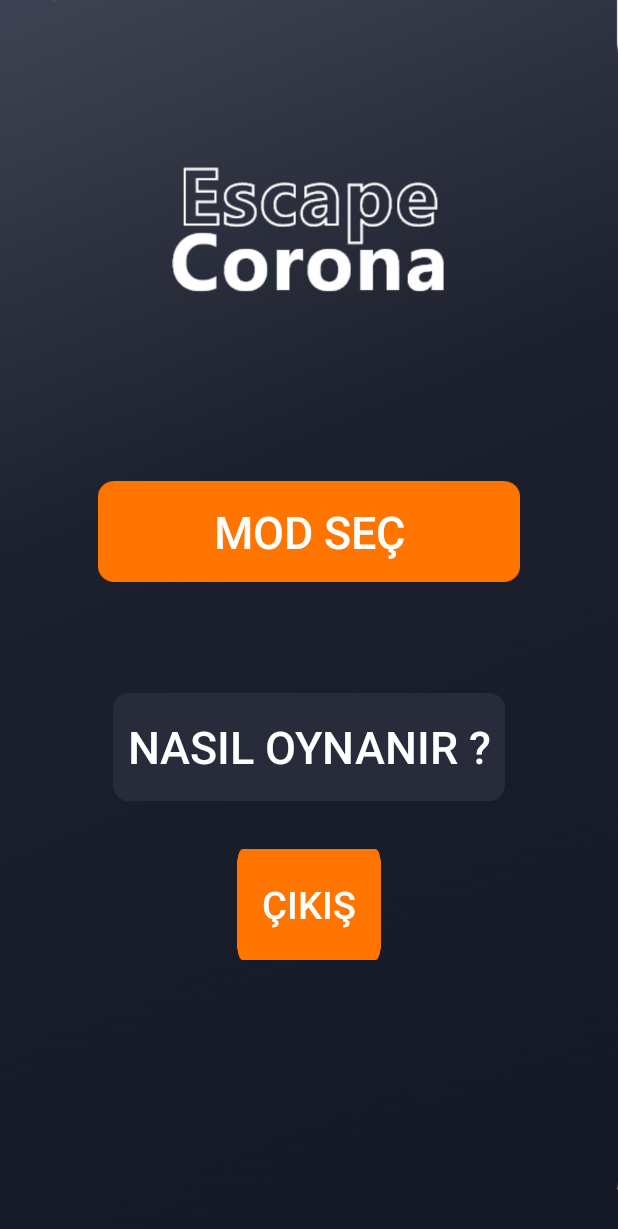
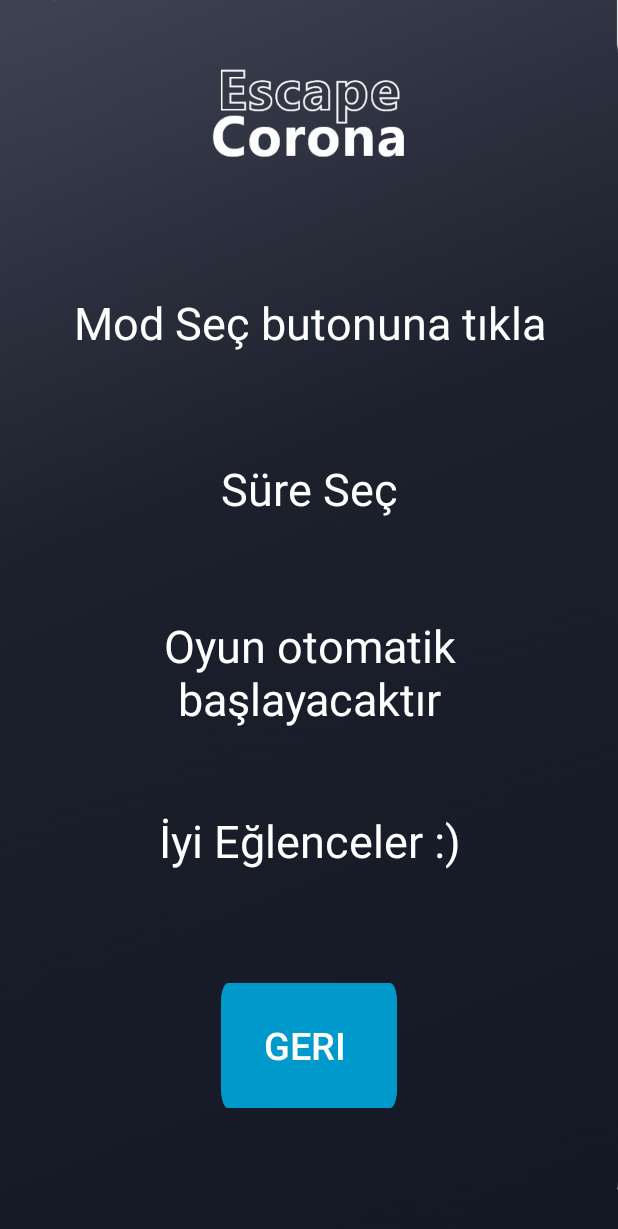
Before and after one commit to pekeramazan/EscapeCorona, an Android app: the HowtoPlayScreen screen opened directly, with no data from a screen before it, on a phone screen of 412 x 824 dp. Shown: the top 1229 px of the screen. Run offline under Robolectric (Android 15) with nearby library versions, the phone set to English and light mode, and no system bars.

Commit message:
mainscreeen finish

```diff
--- a/app/src/main/res/layout/activity_how_to_play_screen.xml
+++ b/app/src/main/res/layout/activity_how_to_play_screen.xml
@@ -8,57 +8,97 @@
     android:background="@drawable/background"
     tools:context=".MainScreen">
 
-    <Button
-        android:id="@+id/button2"
-        android:layout_width="261dp"
-        android:layout_height="72dp"
-        android:layout_marginBottom="290dp"
-        android:background="@drawable/bardark"
-        android:text="NASIL OYNANIR ?"
+    <TextView
+        android:id="@+id/textView6"
+        android:layout_width="0dp"
+        android:layout_height="0dp"
+        android:layout_marginStart="16dp"
+        android:layout_marginEnd="16dp"
+        android:layout_marginBottom="53dp"
+        android:gravity="center"
+        android:text="İyi Eğlenceler :)"
         android:textColor="#FFFFFF"
         android:textSize="30sp"
-        app:layout_constraintBottom_toBottomOf="parent"
+        app:layout_constraintBottom_toTopOf="@+id/button9"
+        app:layout_constraintEnd_toEndOf="parent"
+        app:layout_constraintHorizontal_bias="0.0"
+        app:layout_constraintStart_toStartOf="parent"
+        app:layout_constraintTop_toBottomOf="@+id/textView5" />
+
+    <TextView
+        android:id="@+id/textView5"
+        android:layout_width="297dp"
+        android:layout_height="83dp"
+        android:layout_marginStart="16dp"
+        android:layout_marginEnd="16dp"
+        android:layout_marginBottom="29dp"
+        android:gravity="center"
+        android:text="Oyun otomatik başlayacaktır"
+        android:textColor="#FFFFFF"
+        android:textSize="30sp"
+        app:layout_constraintBottom_toTopOf="@+id/textView6"
+        app:layout_constraintEnd_toEndOf="parent"
+        app:layout_constraintStart_toStartOf="parent"
+        app:layout_constraintTop_toBottomOf="@+id/textView4" />
+
+    <TextView
+        android:id="@+id/textView4"
+        android:layout_width="0dp"
+        android:layout_height="0dp"
+        android:layout_marginStart="16dp"
+        android:layout_marginEnd="16dp"
+        android:layout_marginBottom="39dp"
+        android:gravity="center"
+        android:text="Süre Seç"
+        android:textColor="#FFFFFF"
+        android:textSize="30sp"
+        app:layout_constraintBottom_toTopOf="@+id/textView5"
+        app:layout_constraintEnd_toEndOf="parent"
+        app:layout_constraintStart_toStartOf="parent"
+        app:layout_constraintTop_toBottomOf="@+id/textView3" />
+
+    <TextView
+        android:id="@+id/textView3"
+        android:layout_width="0dp"
+        android:layout_height="0dp"
+        android:layout_marginStart="16dp"
+        android:layout_marginEnd="16dp"
+        android:layout_marginBottom="27dp"
+        android:gravity="center"
+        android:text="Mod Seç butonuna tıkla"
+        android:textColor="#FFFFFF"
+        android:textSize="30sp"
+        app:layout_constraintBottom_toTopOf="@+id/textView4"
         app:layout_constraintEnd_toEndOf="parent"
         app:layout_constraintStart_toStartOf="parent"
         app:layout_constraintTop_toBottomOf="@+id/imageView" />
 
+    <Button
+        android:id="@+id/button9"
+        android:layout_width="117dp"
+        android:layout_height="0dp"
+        android:layout_marginBottom="85dp"
+        android:layout_weight="1"
+        android:background="@drawable/barorange"
+        android:backgroundTint="@android:color/holo_blue_dark"
+        android:text="Geri "
+        android:textColor="#FFFFFF"
+        android:textSize="25sp"
+        app:layout_constraintBottom_toBottomOf="parent"
+        app:layout_constraintEnd_toEndOf="parent"
+        app:layout_constraintStart_toStartOf="parent"
+        app:layout_constraintTop_toBottomOf="@+id/textView6" />
+
     <ImageView
         android:id="@+id/imageView"
         android:layout_width="186dp"
-        android:layout_height="0dp"
+        android:layout_height="81dp"
         android:layout_marginTop="32dp"
-        android:layout_marginBottom="196dp"
-        app:layout_constraintBottom_toTopOf="@+id/button2"
+        android:layout_marginBottom="60dp"
+        app:layout_constraintBottom_toTopOf="@+id/textView3"
         app:layout_constraintEnd_toEndOf="parent"
         app:layout_constraintStart_toStartOf="parent"
         app:layout_constraintTop_toTopOf="parent"
         app:srcCompat="@drawable/logo" />
 
-    <Button
-        android:id="@+id/button"
-        android:layout_width="281dp"
-        android:layout_height="67dp"
-        android:layout_marginBottom="20dp"
-        android:background="@drawable/barorange"
-        android:text="MOD SEÇ"
-        android:textColor="#FFFFFF"
-        android:textSize="30sp"
-        app:layout_constraintBottom_toTopOf="@+id/button2"
-        app:layout_constraintEnd_toEndOf="parent"
-        app:layout_constraintStart_toStartOf="parent"
-        app:layout_constraintTop_toBottomOf="@+id/imageView" />
-
-    <Button
-        android:id="@+id/button4"
-        android:layout_width="96dp"
-        android:layout_height="74dp"
-        android:layout_marginTop="32dp"
-        android:background="@drawable/barorange"
-        android:text="ÇIKIŞ"
-        android:textColor="#FFFFFF"
-        android:textSize="25sp"
-        app:layout_constraintEnd_toEndOf="parent"
-        app:layout_constraintStart_toStartOf="parent"
-        app:layout_constraintTop_toBottomOf="@+id/button2" />
-
 </androidx.constraintlayout.widget.ConstraintLayout>
```
